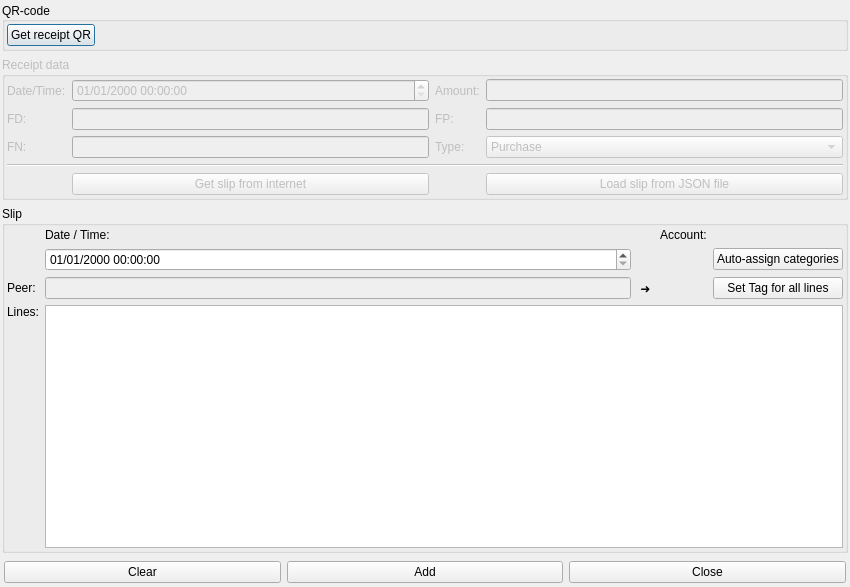
Before: the Qt Designer form jal/ui/receipt_import_dlg.ui in titov-vv/jal, drawn with Qt 5.
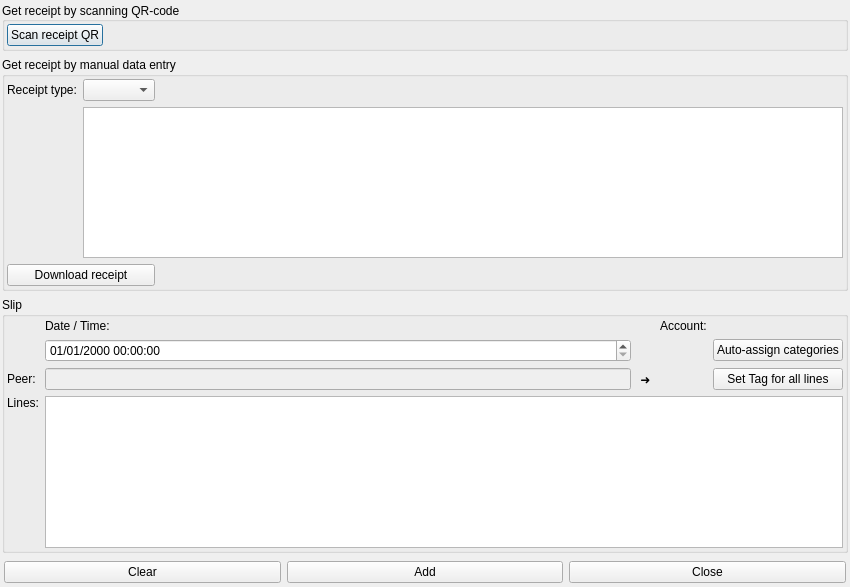
After: the same form once the commit is applied. Custom widgets are drawn as their Qt base class.

Commit message: ImportReceiptDialog was changed to support different parameters. Method ReceiptAPI.parameters_list() was implemented in Receipts API classes.

Diff of the .ui file:
```diff
--- a/jal/ui/receipt_import_dlg.ui
+++ b/jal/ui/receipt_import_dlg.ui
@@ -68,7 +68,7 @@
          </sizepolicy>
         </property>
         <property name="title">
-         <string>QR-code</string>
+         <string>Get receipt by scanning QR-code</string>
         </property>
         <property name="alignment">
          <set>Qt::AlignLeading|Qt::AlignLeft|Qt::AlignVCenter</set>
@@ -92,7 +92,7 @@
          <item>
           <widget class="QPushButton" name="GetReceiptQR">
            <property name="text">
-            <string>Get receipt QR</string>
+            <string>Scan receipt QR</string>
            </property>
           </widget>
          </item>
@@ -118,7 +118,7 @@
    <item>
     <widget class="QGroupBox" name="SlipDataGroup">
      <property name="enabled">
-      <bool>false</bool>
+      <bool>true</bool>
      </property>
      <property name="sizePolicy">
       <sizepolicy hsizetype="Preferred" vsizetype="Preferred">
@@ -127,7 +127,7 @@
       </sizepolicy>
      </property>
      <property name="title">
-      <string>Receipt data</string>
+      <string>Get receipt by manual data entry</string>
      </property>
      <layout class="QGridLayout" name="gridLayout_2">
       <property name="leftMargin">
@@ -142,111 +142,64 @@
       <property name="bottomMargin">
        <number>2</number>
       </property>
-      <item row="7" column="1">
-       <widget class="QPushButton" name="GetSlipBtn">
-        <property name="text">
-         <string>Get slip from internet</string>
-        </property>
-       </widget>
-      </item>
-      <item row="0" column="2">
-       <widget class="QLabel" name="AmountLbl">
-        <property name="text">
-         <string>Amount:</string>
-        </property>
-       </widget>
-      </item>
       <item row="0" column="1">
-       <widget class="QDateTimeEdit" name="SlipTimstamp">
-        <property name="displayFormat">
-         <string>dd/MM/yyyy hh:mm:ss</string>
+       <widget class="QComboBox" name="ReceiptAPICombo"/>
+      </item>
+      <item row="1" column="0">
+       <spacer name="verticalSpacer">
+        <property name="orientation">
+         <enum>Qt::Vertical</enum>
         </property>
-        <property name="timeSpec">
-         <enum>Qt::UTC</enum>
+        <property name="sizeHint" stdset="0">
+         <size>
+          <width>20</width>
+          <height>40</height>
+         </size>
+        </property>
+       </spacer>
+      </item>
+      <item row="2" column="0" colspan="2">
+       <widget class="QPushButton" name="DownloadReceiptBtn">
+        <property name="text">
+         <string>Download receipt</string>
         </property>
        </widget>
       </item>
       <item row="0" column="0">
        <widget class="QLabel" name="TimestampLbl">
         <property name="text">
-         <string>Date/Time:</string>
+         <string>Receipt type:</string>
         </property>
        </widget>
       </item>
-      <item row="2" column="0">
-       <widget class="QLabel" name="FDlbl">
-        <property name="text">
-         <string>FD:</string>
+      <item row="0" column="2">
+       <spacer name="horizontalSpacer_3">
+        <property name="orientation">
+         <enum>Qt::Horizontal</enum>
         </property>
-       </widget>
-      </item>
-      <item row="0" column="3">
-       <widget class="QLineEdit" name="SlipAmount"/>
-      </item>
-      <item row="2" column="3">
-       <widget class="QLineEdit" name="FP"/>
-      </item>
-      <item row="2" column="1">
-       <widget class="QLineEdit" name="FD"/>
-      </item>
-      <item row="4" column="0">
-       <widget class="QLabel" name="FNlbl">
-        <property name="text">
-         <string>FN:</string>
+        <property name="sizeHint" stdset="0">
+         <size>
+          <width>40</width>
+          <height>20</height>
+         </size>
         </property>
-       </widget>
-      </item>
-      <item row="7" column="0">
-       <widget class="QLabel" name="DummyLbl">
-        <property name="text">
-         <string/>
-        </property>
-       </widget>
-      </item>
-      <item row="4" column="2">
-       <widget class="QLabel" name="SlipTypeLbl">
-        <property name="text">
-         <string>Type:</string>
-        </property>
-       </widget>
-      </item>
-      <item row="4" column="1">
-       <widget class="QLineEdit" name="FN"/>
-      </item>
-      <item row="7" column="3">
-       <widget class="QPushButton" name="LoadJSONfromFileBtn">
-        <property name="text">
-         <string>Load slip from JSON file</string>
-        </property>
-       </widget>
+       </spacer>
       </item>
       <item row="2" column="2">
-       <widget class="QLabel" name="FPlbl">
-        <property name="text">
-         <string>FP:</string>
-        </property>
-       </widget>
-      </item>
-      <item row="5" column="0" colspan="4">
-       <widget class="Line" name="line">
+       <spacer name="horizontalSpacer_4">
         <property name="orientation">
          <enum>Qt::Horizontal</enum>
         </property>
-       </widget>
+        <property name="sizeHint" stdset="0">
+         <size>
+          <width>40</width>
+          <height>20</height>
+         </size>
+        </property>
+       </spacer>
       </item>
-      <item row="4" column="3">
-       <widget class="QComboBox" name="SlipType">
-        <item>
-         <property name="text">
-          <string>Purchase</string>
-         </property>
-        </item>
-        <item>
-         <property name="text">
-          <string>Return</string>
-         </property>
-        </item>
-       </widget>
+      <item row="1" column="1" colspan="2">
+       <widget class="QTableView" name="ReceiptParametersList"/>
       </item>
      </layout>
     </widget>
```
Left out of the diff: 4 changed lines with no effect on the pictures. The commit also changes 9 other files.
